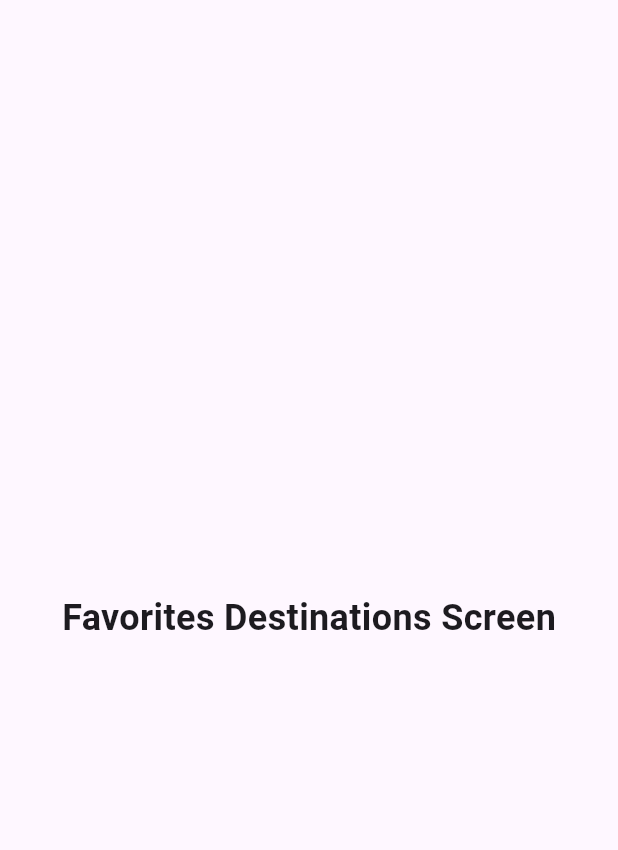
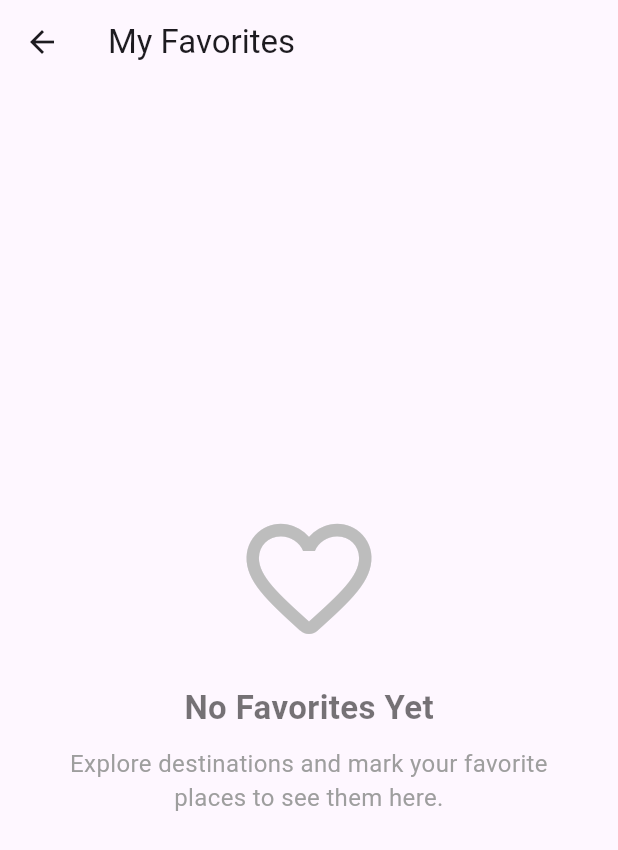
Before and after one commit to Visun517/travel_application_task, a Flutter app: the FavoritesDestinationsScreen screen opened directly, on a phone screen of 412 x 824 dp. Shown: the top 850 px of the screen. Run offline on Flutter 3.47's test engine with Material 3 defaults, Android fonts, the phone set to English and light mode, and no system bars.

Commit message:
creates favorites places screen

```diff
--- a/lib/main.dart
+++ b/lib/main.dart
@@ -16,6 +16,7 @@
       theme: ThemeData(
         colorScheme: .fromSeed(seedColor: Colors.deepPurple),
       ),
+      debugShowCheckedModeBanner: false,
       home: const MainScreen(),
     );
   }
--- /dev/null
+++ b/lib/models/favorite_places.dart
@@ -0,0 +1,3 @@
+import 'package:travel_application/models/place_model.dart';
+
+List<Place> favoritePlaces = [];
--- a/lib/screens/favorites_destinations_screen.dart
+++ b/lib/screens/favorites_destinations_screen.dart
@@ -1,16 +1,56 @@
 import 'package:flutter/material.dart';
+import 'package:travel_application/models/favorite_places.dart';
+import 'package:travel_application/widgets/popular_destination_card.dart';
 
 class FavoritesDestinationsScreen extends StatelessWidget {
   const FavoritesDestinationsScreen({super.key});
 
-  @override
+ @override
   Widget build(BuildContext context) {
     return Scaffold(
-      body: Center(
-        child: Text(
-          'Favorites Destinations Screen',
-          style: TextStyle(fontSize: 24, fontWeight: FontWeight.bold),
+      appBar: AppBar(title: const Text("My Favorites")),
+      body: favoritePlaces.isEmpty
+    ? Center(
+        child: Column(
+          mainAxisAlignment: MainAxisAlignment.center,
+          children: [
+            // 1. ලස්සන අයිකනයක් (විශාල ප්‍රමාණයෙන්)
+            Icon(
+              Icons.favorite_outline_rounded,
+              size: 100,
+              color: Colors.grey[400],
+            ),
+            const SizedBox(height: 20),
+            // 2. ප්‍රධාන පණිවිඩය
+            const Text(
+              "No Favorites Yet",
+              style: TextStyle(
+                fontSize: 22,
+                fontWeight: FontWeight.bold,
+                color: Colors.black54,
+              ),
+            ),
+            const SizedBox(height: 10),
+            // 3. පරිශීලකයා දිරිමත් කරන පොඩි විස්තරයක්
+            const Padding(
+              padding: EdgeInsets.symmetric(horizontal: 40),
+              child: Text(
+                "Explore destinations and mark your favorite places to see them here.",
+                textAlign: TextAlign.center,
+                style: TextStyle(
+                  fontSize: 16,
+                  color: Colors.grey,
+                ),
+              ),
+            ),
+          ],
         ),
+      )
+    : ListView.builder(
+        itemCount: favoritePlaces.length,
+        itemBuilder: (context, index) {
+          return PopularDestinationCard(place: favoritePlaces[index]);
+        },
       ),
     );
   }
--- a/lib/widgets/destination_details_body.dart
+++ b/lib/widgets/destination_details_body.dart
@@ -10,6 +10,7 @@
   Widget build(BuildContext context) {
     return Padding(
       padding: const EdgeInsets.all(16.0),
+      child: SingleChildScrollView(
         child: Column(
           crossAxisAlignment: CrossAxisAlignment.start,
           children: [
@@ -79,6 +80,8 @@
             ),
           ],
         ),
+      ),
+
     );
   }
 }
```
Also changed, not shown: lib/widgets/popular_destination_card.dart (+35 -19 lines). Lines whose indentation alone changed are shown as unchanged.
